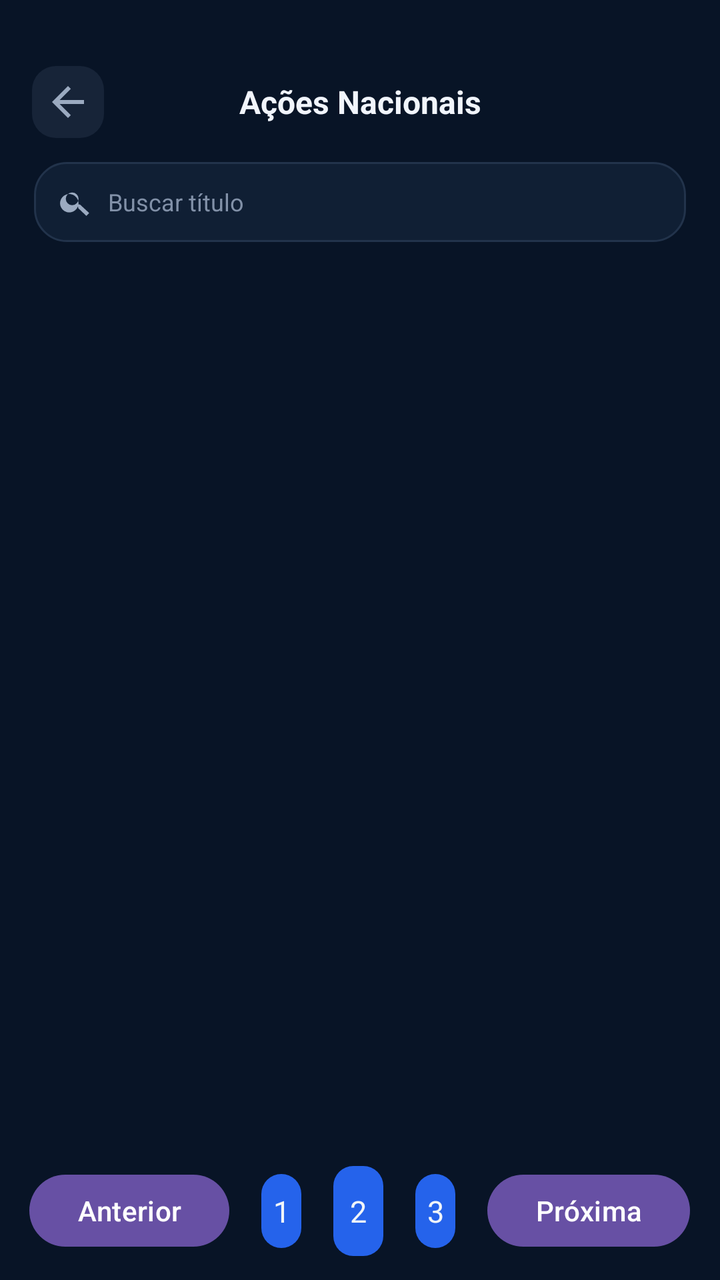
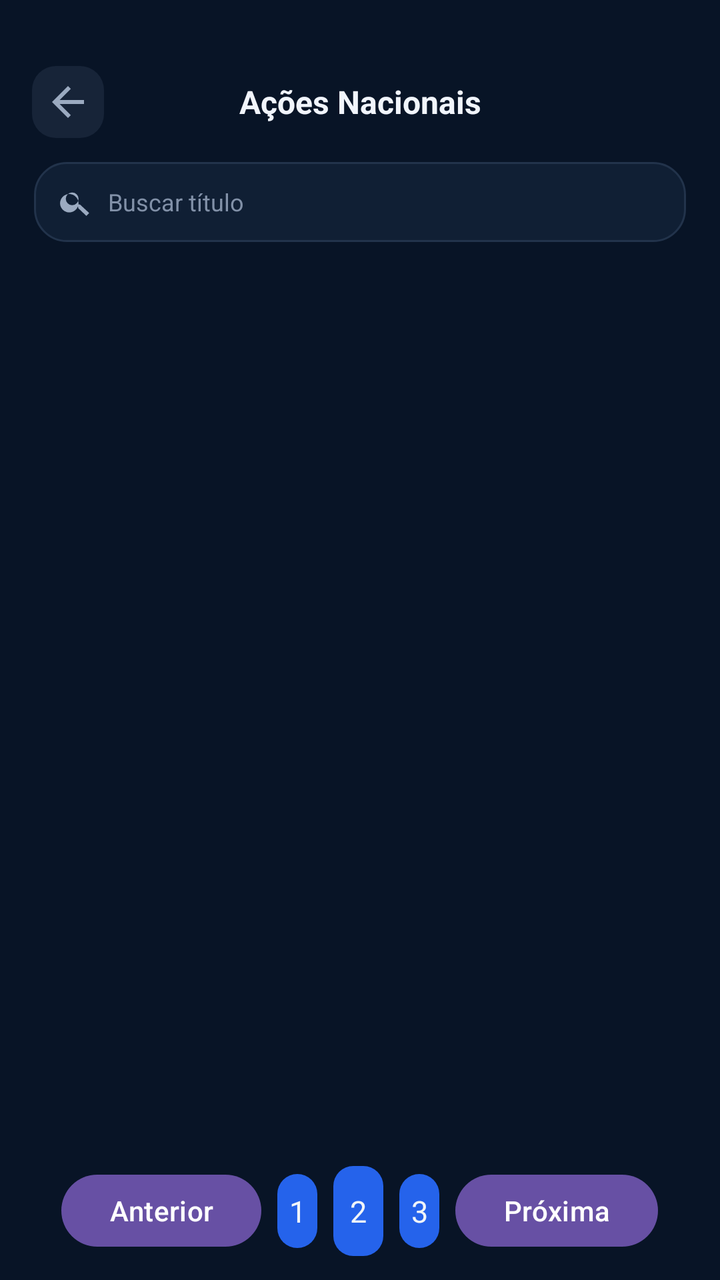

An Android layout rendered at two revisions. The XML below is the earlier revision; the diff shows what the commit changed to produce the second picture.
<!-- AndroidManifest.xml: application theme Theme.AccurancyMobileApp -->
<!-- res/layout/activity_acoes_nacionais.xml -->
<?xml version="1.0" encoding="utf-8"?>
<FrameLayout
    xmlns:android="http://schemas.android.com/apk/res/android"
    xmlns:app="http://schemas.android.com/apk/res-auto"
    android:layout_width="match_parent"
    android:layout_height="match_parent"
    android:background="#081426">

    <androidx.constraintlayout.widget.ConstraintLayout
        android:layout_width="match_parent"
        android:layout_height="match_parent">

        
        <LinearLayout
            android:id="@+id/cabecalhoAcoesNacionais"
            android:layout_width="0dp"
            android:layout_height="52dp"
            android:gravity="center_vertical"
            android:orientation="horizontal"
            android:paddingStart="16dp"
            android:paddingEnd="16dp"
            android:layout_marginTop="25dp"
            app:layout_constraintTop_toTopOf="parent"
            app:layout_constraintStart_toStartOf="parent"
            app:layout_constraintEnd_toEndOf="parent">

            <ImageButton
                android:id="@+id/btnVoltarAtivosNacionais"
                android:layout_width="36dp"
                android:layout_height="36dp"
                android:background="@drawable/bg_btn_icone"
                android:contentDescription="Voltar"
                android:src="@drawable/ic_arrow_back"
                app:tint="#9BAAC0" />

            <TextView
                android:layout_width="0dp"
                android:layout_height="wrap_content"
                android:layout_weight="1"
                android:gravity="center"
                android:text="Ações Nacionais"
                android:textColor="#F1F5FC"
                android:textSize="16sp"
                android:textStyle="bold" />

            <View
                android:layout_width="36dp"
                android:layout_height="36dp" />

        </LinearLayout>

        
        <LinearLayout
            android:id="@+id/containerBuscaTitulo"
            android:layout_width="0dp"
            android:layout_height="40dp"
            android:layout_marginStart="17dp"
            android:layout_marginTop="4dp"
            android:layout_marginEnd="17dp"
            android:background="@drawable/bg_carteira_card"
            android:gravity="center_vertical"
            android:orientation="horizontal"
            android:paddingStart="12dp"
            android:paddingEnd="12dp"
            app:layout_constraintTop_toBottomOf="@id/cabecalhoAcoesNacionais"
            app:layout_constraintStart_toStartOf="parent"
            app:layout_constraintEnd_toEndOf="parent">

            <ImageView
                android:layout_width="17dp"
                android:layout_height="17dp"
                android:contentDescription="@null"
                android:src="@drawable/ic_busca"
                app:tint="#9BAAC0" />

            <EditText
                android:id="@+id/edtBuscarTitulo"
                android:layout_width="match_parent"
                android:layout_height="match_parent"
                android:layout_marginStart="8dp"
                android:background="@android:color/transparent"
                android:hint="Buscar título"
                android:inputType="text"
                android:imeOptions="actionSearch"
                android:padding="0dp"
                android:singleLine="true"
                android:textColor="#F1F5FC"
                android:textColorHint="#8291A8"
                android:textSize="12sp" />

        </LinearLayout>

        <LinearLayout
            android:id="@+id/containerPaginacao"
            android:layout_width="0dp"
            android:layout_height="wrap_content"
            android:orientation="horizontal"
            android:gravity="center"
            android:paddingStart="8dp"
            android:paddingEnd="8dp"
            android:paddingTop="4dp"
            android:paddingBottom="12dp"
            app:layout_constraintBottom_toBottomOf="parent"
            app:layout_constraintStart_toStartOf="parent"
            app:layout_constraintEnd_toEndOf="parent">

            <Button
                android:id="@+id/btnPaginaAnterior"
                android:layout_width="wrap_content"
                android:layout_height="44dp"
                android:text="Anterior"
                android:textAllCaps="false"
                android:layout_marginRight="16dp"
                android:textColor="#FFFFFF"/>

            <TextView
                android:id="@+id/tvPaginaAnterior"
                android:layout_width="20dp"
                android:layout_height="37dp"
                android:gravity="center_vertical|center_horizontal"
                android:text="1"
                android:background="@drawable/bg_btn_primary"
                android:textColor="@color/text_primary"
                android:textSize="15sp" />

            <TextView
                android:id="@+id/tvPaginaAtual"
                android:layout_width="25dp"
                android:layout_height="45dp"
                android:layout_marginHorizontal="16dp"
                android:gravity="center_vertical|center_horizontal"
                android:text="2"
                android:background="@drawable/bg_btn_primary"
                android:textColor="@color/text_primary"
                android:textSize="15sp" />

            <TextView
                android:id="@+id/tvProximaPagina"
                android:layout_width="20dp"
                android:layout_height="37dp"
                android:gravity="center_vertical|center_horizontal"
                android:text="3"
                android:background="@drawable/bg_btn_primary"
                android:textColor="@color/text_primary"
                android:textSize="15sp" />

            <Button
                android:id="@+id/btnProximaPagina"
                android:layout_width="wrap_content"
                android:layout_height="44dp"
                android:text="Próxima"
                android:textAllCaps="false"
                android:layout_marginLeft="16dp"
                android:textColor="#FFFFFF"/>

        </LinearLayout>

        
        <androidx.recyclerview.widget.RecyclerView
            android:id="@+id/rvTitulosAcoesNacionais"
            android:layout_width="0dp"
            android:layout_height="0dp"
            android:clipToPadding="false"
            android:paddingStart="17dp"
            android:paddingTop="13dp"
            android:paddingEnd="17dp"
            android:paddingBottom="16dp"
            android:overScrollMode="never"
            app:layout_constraintTop_toBottomOf="@id/containerBuscaTitulo"
            app:layout_constraintBottom_toBottomOf="parent"
            app:layout_constraintStart_toStartOf="parent"
            app:layout_constraintEnd_toEndOf="parent" />



    </androidx.constraintlayout.widget.ConstraintLayout>

</FrameLayout>
<!-- resources referenced by this layout -->
<resources>
  <color name="text_primary">#FFF1F5F9</color>
  <!-- drawable bg_btn_icone (drawable) -->
  <?xml version="1.0" encoding="utf-8"?>
  <shape xmlns:android="http://schemas.android.com/apk/res/android">
      <solid android:color="#172438"/>
      <corners android:radius="12dp"/>
  </shape>
  <!-- drawable bg_btn_primary (drawable) -->
  <?xml version="1.0" encoding="utf-8"?>
  <selector xmlns:android="http://schemas.android.com/apk/res/android">
      
      <item android:state_pressed="true">
          <shape android:shape="rectangle">
              <solid android:color="#1D4ED8" />
              <corners android:radius="10dp" />
          </shape>
      </item>
      
      <item>
          <shape android:shape="rectangle">
              <solid android:color="@color/btn_primary" />
              <corners android:radius="10dp" />
          </shape>
      </item>
  </selector>
  <!-- drawable bg_carteira_card (drawable) -->
  <?xml version="1.0" encoding="utf-8"?>
  <shape xmlns:android="http://schemas.android.com/apk/res/android">
      <solid android:color="#101F34" />
      <stroke
          android:width="1dp"
          android:color="#22334B" />
      <corners android:radius="16dp" />
  </shape>
  <!-- drawable ic_arrow_back (drawable) -->
  <vector xmlns:android="http://schemas.android.com/apk/res/android"
      android:width="24dp" android:height="24dp"
      android:viewportWidth="24" android:viewportHeight="24">
      <path android:fillColor="#FFFFFF"
          android:pathData="M20,11H7.83l5.59,-5.59L12,4l-8,8 8,8 1.41,-1.41L7.83,13H20v-2z"/>
  </vector>
  <!-- drawable ic_busca (drawable) -->
  <?xml version="1.0" encoding="utf-8"?>
  <vector
      xmlns:android="http://schemas.android.com/apk/res/android"
      android:width="24dp"
      android:height="24dp"
      android:viewportWidth="24"
      android:viewportHeight="24">
      <path
          android:fillColor="#FFFFFFFF"
          android:pathData="M15.5,14h-0.79l-0.28,-0.27A6.5,6.5 0,1 0,14 15.5l0.27,0.28v0.79L20,22l2,-2zM10,14.5A4.5,4.5 0,1 1,10 5.5a4.5,4.5 0,0 1,0 9z"
          />
  </vector>
  <style name="Theme.AccurancyMobileApp" parent="Base.Theme.AccurancyMobileApp" />
  <color name="btn_primary">#2563EB</color>
  <style name="Base.Theme.AccurancyMobileApp" parent="Theme.Material3.DayNight.NoActionBar">
          
          
  
      </style>
</resources>

<!-- the commit's change to res/layout/activity_acoes_nacionais.xml (unified diff, before → after) -->
@@ -15,11 +15,11 @@
             android:id="@+id/cabecalhoAcoesNacionais"
             android:layout_width="0dp"
             android:layout_height="52dp"
+            android:layout_marginTop="25dp"
             android:gravity="center_vertical"
             android:orientation="horizontal"
             android:paddingStart="16dp"
             android:paddingEnd="16dp"
-            android:layout_marginTop="25dp"
             app:layout_constraintTop_toTopOf="parent"
             app:layout_constraintStart_toStartOf="parent"
             app:layout_constraintEnd_toEndOf="parent">
@@ -75,8 +75,9 @@
 
             <EditText
                 android:id="@+id/edtBuscarTitulo"
-                android:layout_width="match_parent"
+                android:layout_width="0dp"
                 android:layout_height="match_parent"
+                android:layout_weight="1"
                 android:layout_marginStart="8dp"
                 android:background="@android:color/transparent"
                 android:hint="Buscar título"
@@ -90,6 +91,23 @@
 
         </LinearLayout>
 
+        
+        <androidx.recyclerview.widget.RecyclerView
+            android:id="@+id/rvTitulosAcoesNacionais"
+            android:layout_width="0dp"
+            android:layout_height="0dp"
+            android:clipToPadding="false"
+            android:paddingStart="17dp"
+            android:paddingTop="13dp"
+            android:paddingEnd="17dp"
+            android:paddingBottom="8dp"
+            android:overScrollMode="never"
+            app:layout_constraintTop_toBottomOf="@id/containerBuscaTitulo"
+            app:layout_constraintBottom_toTopOf="@id/containerPaginacao"
+            app:layout_constraintStart_toStartOf="parent"
+            app:layout_constraintEnd_toEndOf="parent" />
+
+        
         <LinearLayout
             android:id="@+id/containerPaginacao"
             android:layout_width="0dp"
@@ -100,6 +118,7 @@
             android:paddingEnd="8dp"
             android:paddingTop="4dp"
             android:paddingBottom="12dp"
+            android:background="#081426"
             app:layout_constraintBottom_toBottomOf="parent"
             app:layout_constraintStart_toStartOf="parent"
             app:layout_constraintEnd_toEndOf="parent">
@@ -108,16 +127,16 @@
                 android:id="@+id/btnPaginaAnterior"
                 android:layout_width="wrap_content"
                 android:layout_height="44dp"
+                android:layout_marginEnd="8dp"
                 android:text="Anterior"
                 android:textAllCaps="false"
-                android:layout_marginRight="16dp"
-                android:textColor="#FFFFFF"/>
+                android:textColor="#FFFFFF" />
 
             <TextView
                 android:id="@+id/tvPaginaAnterior"
                 android:layout_width="20dp"
                 android:layout_height="37dp"
-                android:gravity="center_vertical|center_horizontal"
+                android:gravity="center"
                 android:text="1"
                 android:background="@drawable/bg_btn_primary"
                 android:textColor="@color/text_primary"
@@ -127,8 +146,8 @@
                 android:id="@+id/tvPaginaAtual"
                 android:layout_width="25dp"
                 android:layout_height="45dp"
-                android:layout_marginHorizontal="16dp"
-                android:gravity="center_vertical|center_horizontal"
+                android:layout_marginHorizontal="8dp"
+                android:gravity="center"
                 android:text="2"
                 android:background="@drawable/bg_btn_primary"
                 android:textColor="@color/text_primary"
@@ -138,7 +157,7 @@
                 android:id="@+id/tvProximaPagina"
                 android:layout_width="20dp"
                 android:layout_height="37dp"
-                android:gravity="center_vertical|center_horizontal"
+                android:gravity="center"
                 android:text="3"
                 android:background="@drawable/bg_btn_primary"
                 android:textColor="@color/text_primary"
@@ -148,30 +167,12 @@
                 android:id="@+id/btnProximaPagina"
                 android:layout_width="wrap_content"
                 android:layout_height="44dp"
+                android:layout_marginStart="8dp"
                 android:text="Próxima"
                 android:textAllCaps="false"
-                android:layout_marginLeft="16dp"
-                android:textColor="#FFFFFF"/>
+                android:textColor="#FFFFFF" />
 
         </LinearLayout>
-
-        
-        <androidx.recyclerview.widget.RecyclerView
-            android:id="@+id/rvTitulosAcoesNacionais"
-            android:layout_width="0dp"
-            android:layout_height="0dp"
-            android:clipToPadding="false"
-            android:paddingStart="17dp"
-            android:paddingTop="13dp"
-            android:paddingEnd="17dp"
-            android:paddingBottom="16dp"
-            android:overScrollMode="never"
-            app:layout_constraintTop_toBottomOf="@id/containerBuscaTitulo"
-            app:layout_constraintBottom_toBottomOf="parent"
-            app:layout_constraintStart_toStartOf="parent"
-            app:layout_constraintEnd_toEndOf="parent" />
-
-
 
     </androidx.constraintlayout.widget.ConstraintLayout>
 
